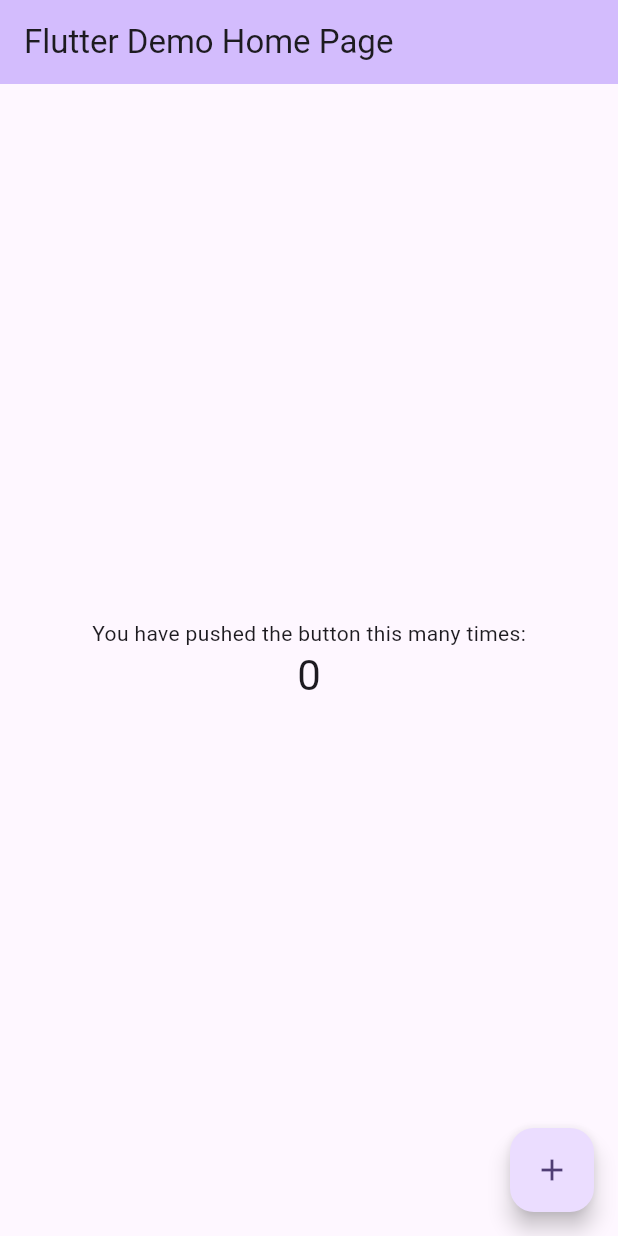
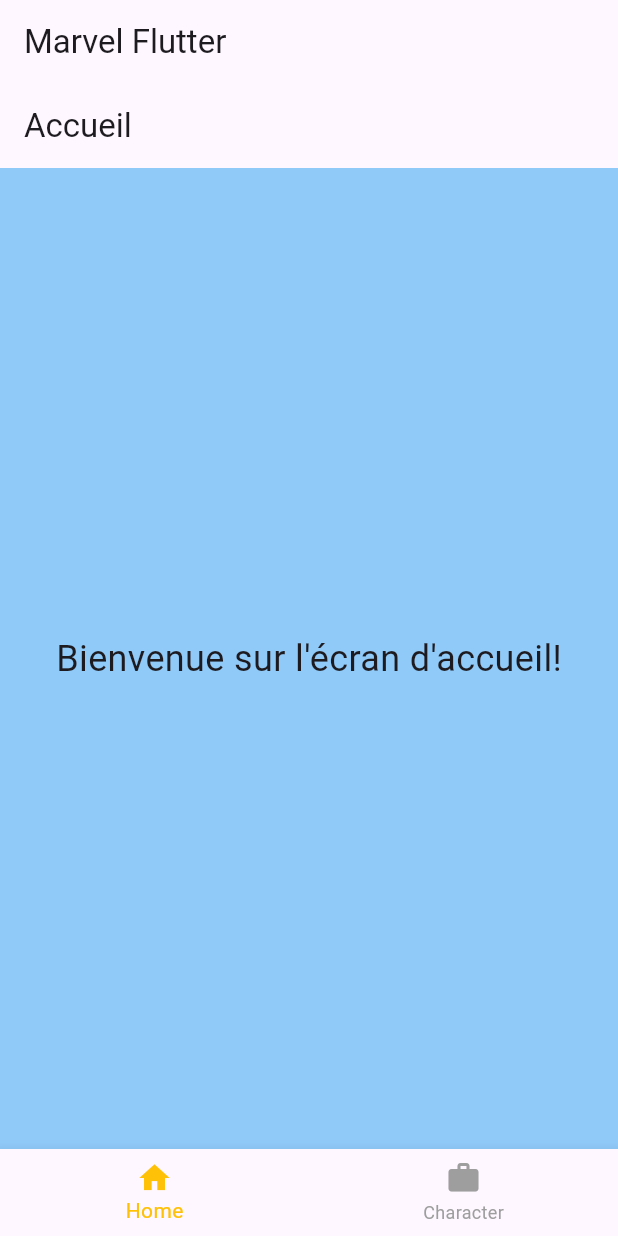
Before and after one commit to GanaF4ll/marvel_flutter, a Flutter app: the screen it shows after launch, on a phone screen of 412 x 824 dp. Run offline on Flutter 3.47's test engine with Material 3 defaults, Android fonts, the phone set to English and light mode, and no system bars; Roboto replaces fonts that are missing (Montserrat).

Commit message:
:sparkles: navigation

```diff
--- a/lib/main.dart
+++ b/lib/main.dart
@@ -1,125 +1,28 @@
 import 'package:flutter/material.dart';
+import './navigation.dart';
 
 void main() {
-  runApp(const MyApp());
+  runApp(const MainApp());
 }
 
-class MyApp extends StatelessWidget {
-  const MyApp({super.key});
+class MainApp extends StatelessWidget {
+  const MainApp({super.key});
 
-  // This widget is the root of your application.
   @override
   Widget build(BuildContext context) {
     return MaterialApp(
-      title: 'Flutter Demo',
+      debugShowCheckedModeBanner: false,
       theme: ThemeData(
-        // This is the theme of your application.
-        //
-        // TRY THIS: Try running your application with "flutter run". You'll see
-        // the application has a purple toolbar. Then, without quitting the app,
-        // try changing the seedColor in the colorScheme below to Colors.green
-        // and then invoke "hot reload" (save your changes or press the "hot
-        // reload" button in a Flutter-supported IDE, or press "r" if you used
-        // the command line to start the app).
-        //
-        // Notice that the counter didn't reset back to zero; the application
-        // state is not lost during the reload. To reset the state, use hot
-        // restart instead.
-        //
-        // This works for code too, not just values: Most code changes can be
-        // tested with just a hot reload.
-        colorScheme: ColorScheme.fromSeed(seedColor: Colors.deepPurple),
-        useMaterial3: true,
+        fontFamily: 'Montserrat',
+        brightness: Brightness.light,
+        scaffoldBackgroundColor: Colors.blue.shade200,
+        primarySwatch: Colors.teal,
       ),
-      home: const MyHomePage(title: 'Flutter Demo Home Page'),
+      home: Scaffold(
+        body: Center(
+          child: NavigationScreen(key: UniqueKey()),
+        ),
+      ),
     );
   }
 }
-
-class MyHomePage extends StatefulWidget {
-  const MyHomePage({super.key, required this.title});
-
-  // This widget is the home page of your application. It is stateful, meaning
-  // that it has a State object (defined below) that contains fields that affect
-  // how it looks.
-
-  // This class is the configuration for the state. It holds the values (in this
-  // case the title) provided by the parent (in this case the App widget) and
-  // used by the build method of the State. Fields in a Widget subclass are
-  // always marked "final".
-
-  final String title;
-
-  @override
-  State<MyHomePage> createState() => _MyHomePageState();
-}
-
-class _MyHomePageState extends State<MyHomePage> {
-  int _counter = 0;
-
-  void _incrementCounter() {
-    setState(() {
-      // This call to setState tells the Flutter framework that something has
-      // changed in this State, which causes it to rerun the build method below
-      // so that the display can reflect the updated values. If we changed
-      // _counter without calling setState(), then the build method would not be
-      // called again, and so nothing would appear to happen.
-      _counter++;
-    });
-  }
-
-  @override
-  Widget build(BuildContext context) {
-    // This method is rerun every time setState is called, for instance as done
-    // by the _incrementCounter method above.
-    //
-    // The Flutter framework has been optimized to make rerunning build methods
-    // fast, so that you can just rebuild anything that needs updating rather
-    // than having to individually change instances of widgets.
-    return Scaffold(
-      appBar: AppBar(
-        // TRY THIS: Try changing the color here to a specific color (to
-        // Colors.amber, perhaps?) and trigger a hot reload to see the AppBar
-        // change color while the other colors stay the same.
-        backgroundColor: Theme.of(context).colorScheme.inversePrimary,
-        // Here we take the value from the MyHomePage object that was created by
-        // the App.build method, and use it to set our appbar title.
-        title: Text(widget.title),
-      ),
-      body: Center(
-        // Center is a layout widget. It takes a single child and positions it
-        // in the middle of the parent.
-        child: Column(
-          // Column is also a layout widget. It takes a list of children and
-          // arranges them vertically. By default, it sizes itself to fit its
-          // children horizontally, and tries to be as tall as its parent.
-          //
-          // Column has various properties to control how it sizes itself and
-          // how it positions its children. Here we use mainAxisAlignment to
-          // center the children vertically; the main axis here is the vertical
-          // axis because Columns are vertical (the cross axis would be
-          // horizontal).
-          //
-          // TRY THIS: Invoke "debug painting" (choose the "Toggle Debug Paint"
-          // action in the IDE, or press "p" in the console), to see the
-          // wireframe for each widget.
-          mainAxisAlignment: MainAxisAlignment.center,
-          children: <Widget>[
-            const Text(
-              'You have pushed the button this many times:',
-            ),
-            Text(
-              '$_counter',
-              style: Theme.of(context).textTheme.headlineMedium,
-            ),
-          ],
-        ),
-      ),
-      floatingActionButton: FloatingActionButton(
-        onPressed: _incrementCounter,
-        tooltip: 'Increment',
-        child: const Icon(Icons.add),
-      ), // This trailing comma makes auto-formatting nicer for build methods.
-    );
-  }
-}
--- /dev/null
+++ b/lib/navigation.dart
@@ -0,0 +1,50 @@
+import 'package:flutter/material.dart';
+import './screens/home.dart';
+import './screens/character.dart';
+
+class NavigationScreen extends StatefulWidget {
+  const NavigationScreen({required Key key}) : super(key: key);
+  @override
+  _NavigationScreenState createState() => _NavigationScreenState();
+}
+
+class _NavigationScreenState extends State<NavigationScreen> {
+  int _currentScreen = 0;
+  final List<Widget> _screenList = [
+    HomeScreen(),
+    CharacterScreen(),
+  ];
+
+  @override
+  Widget build(BuildContext context) {
+    return Scaffold(
+      appBar: AppBar(
+        title: const Text('Marvel Flutter'),
+      ),
+      body: _screenList[_currentScreen],
+      bottomNavigationBar: BottomNavigationBar(
+        type: BottomNavigationBarType.fixed,
+        selectedItemColor: Colors.amber,
+        unselectedItemColor: Colors.grey,
+        currentIndex: _currentScreen,
+        onTap: onTabTapped,
+        items: const [
+          BottomNavigationBarItem(
+            icon: Icon(Icons.home),
+            label: 'Home',
+          ),
+          BottomNavigationBarItem(
+            icon: Icon(Icons.work),
+            label: 'Character',
+          ),
+        ],
+      ),
+    );
+  }
+
+  void onTabTapped(int index) {
+    setState(() {
+      _currentScreen = index;
+    });
+  }
+}
--- /dev/null
+++ b/lib/screens/character.dart
@@ -0,0 +1,15 @@
+import 'package:flutter/material.dart';
+
+class CharacterScreen extends StatelessWidget {
+  @override
+  Widget build(BuildContext context) {
+    return Scaffold(
+      appBar: AppBar(
+        title: Text('Character Screen'),
+      ),
+      body: Center(
+        child: Text('Character Details'),
+      ),
+    );
+  }
+}
--- /dev/null
+++ b/lib/screens/home.dart
@@ -0,0 +1,18 @@
+import 'package:flutter/material.dart';
+
+class HomeScreen extends StatelessWidget {
+  @override
+  Widget build(BuildContext context) {
+    return Scaffold(
+      appBar: AppBar(
+        title: Text('Accueil'),
+      ),
+      body: Center(
+        child: Text(
+          'Bienvenue sur l\'écran d\'accueil!',
+          style: TextStyle(fontSize: 24),
+        ),
+      ),
+    );
+  }
+}
```
